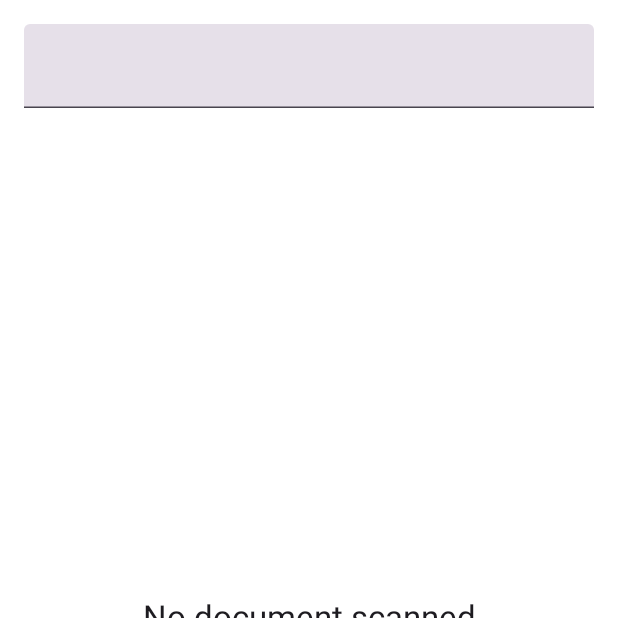
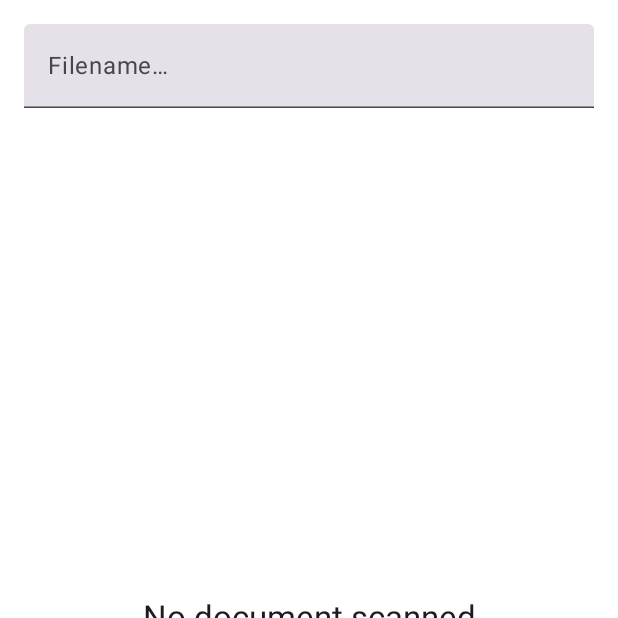
Before and after one commit to alperozturk96/DocScan, an Android app built with Jetpack Compose: the screen it shows after launch (MainActivity), on a phone screen of 412 x 824 dp, the top half of it. Run offline under Robolectric (Android 15) with nearby library versions, the phone set to English and light mode, and no system bars; libraries missing offline, so code that uses them is left out: com.google.mlkit.vision.

Commit message:
Better feedback
Signed-off-by: alperozturk <alper_ozturk@proton.me>

```diff
--- a/app/src/main/java/com/coolnexttech/docscan/ui/scanner/ScannerScreen.kt
+++ b/app/src/main/java/com/coolnexttech/docscan/ui/scanner/ScannerScreen.kt
@@ -139,9 +139,15 @@ fun ScannerScreen(activity: ComponentActivity, viewModel: ScannerViewModel) {
                 }
             }
         } else {
+            val text = if (searchText.isEmpty()) {
+                stringResource(id = R.string.scanner_screen_empty_text)
+            } else {
+                stringResource(id = R.string.scanner_screen_empty_search, searchText)
+            }
+
             Box(modifier = Modifier.fillMaxSize(), contentAlignment = Alignment.Center) {
                 Text(
-                    text = stringResource(id = R.string.scanner_screen_empty_text),
+                    text = text,
                     style = MaterialTheme.typography.titleLarge,
                     textAlign = TextAlign.Center,
                 )
@@ -247,6 +253,9 @@ private fun SearchBar(
         singleLine = true,
         keyboardOptions = KeyboardOptions(keyboardType = KeyboardType.Text),
         value = text,
+        placeholder = {
+            Text(text = stringResource(id = R.string.scanner_screen_search_bar_placeholder))
+        },
         onValueChange = {
             onValueChange(it)
         },
--- a/app/src/main/res/values/strings.xml
+++ b/app/src/main/res/values/strings.xml
@@ -3,6 +3,9 @@
     <string name="common_ok">OK</string>
     <string name="common_cancel">Cancel</string>
 
+    <string name="scanner_screen_search_bar_placeholder">Filename…</string>
+
+    <string name="scanner_screen_empty_search">No document found for %s</string>
     <string name="scanner_screen_empty_text">No document scanned</string>
     <string name="scanner_screen_scan_button_text">Tap to Scan</string>
 
```
